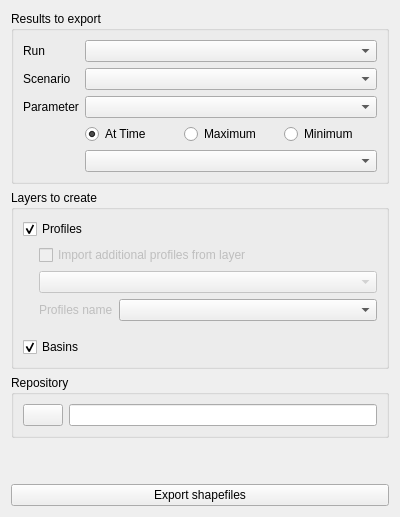
Artelia/Mascaret, file ui/ui_carto_zi.ui: the form before one commit.
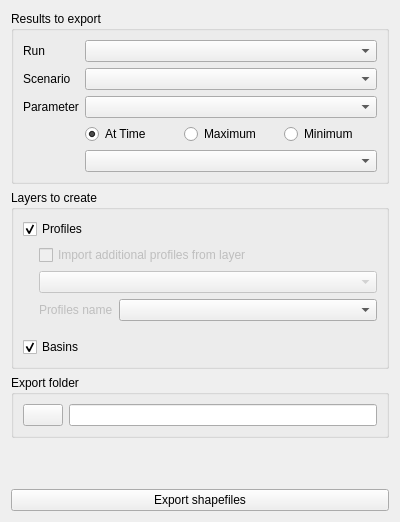
The form after the commit. Icons and pictures are not drawn. Custom widgets are drawn as their Qt base class.

Commit message: fixe variable not existing

```diff
--- a/ui/ui_carto_zi.ui
+++ b/ui/ui_carto_zi.ui
@@ -7,7 +7,7 @@
     <x>0</x>
     <y>0</y>
     <width>400</width>
-    <height>517</height>
+    <height>522</height>
    </rect>
   </property>
   <property name="windowTitle">
@@ -202,7 +202,7 @@
    <item>
     <widget class="QGroupBox" name="groupBox_3">
      <property name="title">
-      <string>Repository</string>
+      <string>Export folder</string>
      </property>
      <layout class="QHBoxLayout" name="horizontalLayout">
       <item>
```
The commit also changes 1 other file.
